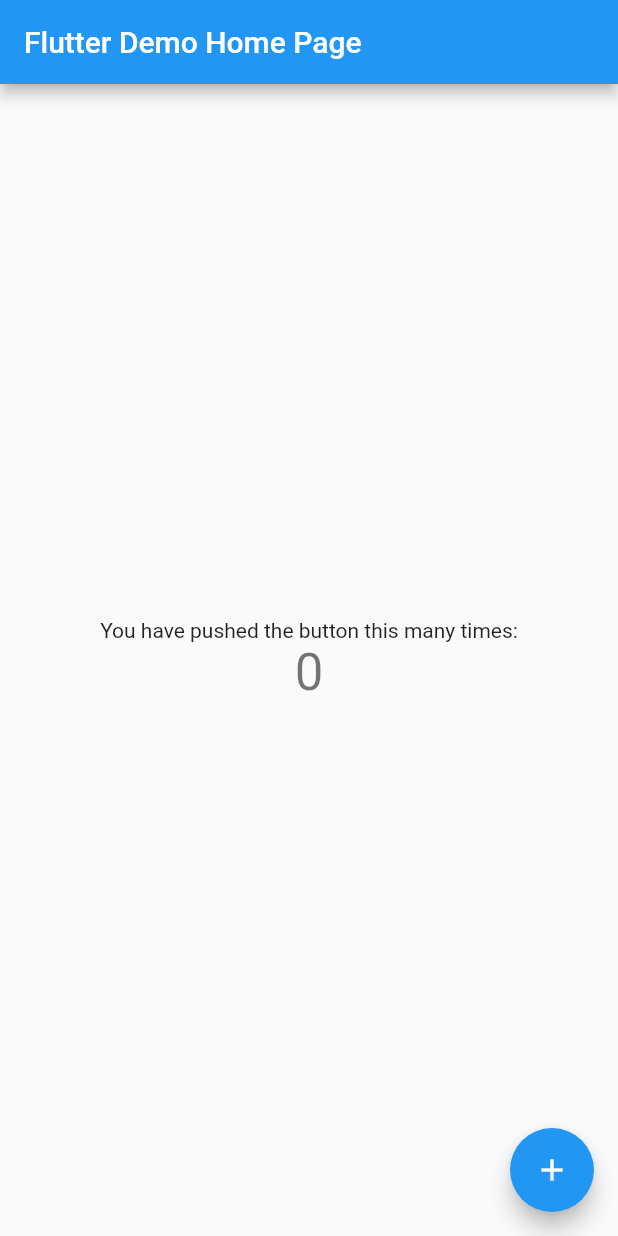
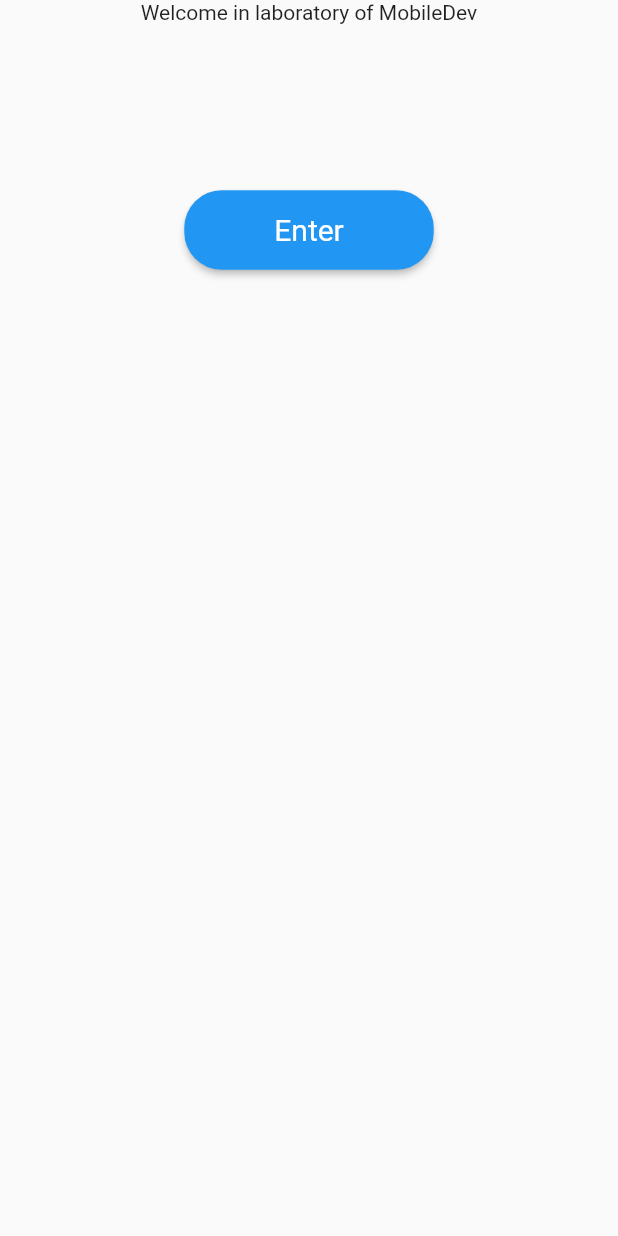
Before and after one commit to rosby/myLaboratoryOfMobileDev, a Flutter app: the screen it shows after launch, on a phone screen of 412 x 824 dp. Run offline on Flutter 3.47's test engine with Material 2 defaults, Android fonts, the light colour scheme and no system bars.

Commit message:
Локализация и homepage

```diff
--- /dev/null
+++ b/laboratory_of_mobdev/lib/const.dart
@@ -0,0 +1 @@
+class Const {}
--- /dev/null
+++ b/laboratory_of_mobdev/lib/localization/localization_all_items.dart
@@ -0,0 +1,16 @@
+import 'localization_item.dart';
+
+class AllItemsOfLocalization {
+  List<LocalizationItem> getAll() => <LocalizationItem>[_english, _russian];
+  LocalizationItem getRussian() => _russian;
+  LocalizationItem getEnglish() => _english;
+
+  final LocalizationItem _english = LocalizationItem(
+      language: 'en_US',
+      welcomeText: 'Welcome in laboratory of MobileDev',
+      enterButtonText: 'Enter');
+  final LocalizationItem _russian = LocalizationItem(
+      language: 'ru_RU',
+      welcomeText: 'Добро пожаловать в лабораторию\n мобильной разработки',
+      enterButtonText: 'Войти');
+}
--- /dev/null
+++ b/laboratory_of_mobdev/lib/localization/localization_configurator.dart
@@ -0,0 +1,25 @@
+import 'dart:io';
+
+import 'localization_all_items.dart';
+import 'localization_item.dart';
+
+abstract class LocalizationConfig {
+  static LocalizationItem _selectedLanguage =
+      AllItemsOfLocalization().getEnglish();
+  static final List<LocalizationItem> _languages =
+      AllItemsOfLocalization().getAll();
+
+  static LocalizationItem currentLang() => _selectedLanguage;
+  static List<LocalizationItem> allLang() => _languages;
+
+  static void setLanguageBySystemLocate() {
+    final String defaultLocale = Platform.localeName;
+
+    for (var lang in _languages) {
+      if (defaultLocale == lang.language) {
+        _selectedLanguage = lang;
+        break;
+      }
+    }
+  }
+}
--- /dev/null
+++ b/laboratory_of_mobdev/lib/localization/localization_item.dart
@@ -0,0 +1,11 @@
+class LocalizationItem {
+  LocalizationItem(
+      {this.enterButtonText = '', this.language = '', this.welcomeText = ''});
+
+  String language;
+  static String byName = 'by Daniil Polovina';
+
+  //welcome page
+  String enterButtonText;
+  String welcomeText;
+}
--- a/laboratory_of_mobdev/lib/main.dart
+++ b/laboratory_of_mobdev/lib/main.dart
@@ -1,7 +1,15 @@
 import 'package:flutter/material.dart';
+import 'package:laboratory_of_mobdev/localization/localization_configurator.dart';
+
+import 'pages/home_page.dart';
 
 void main() {
+  startUp();
   runApp(const MyApp());
+}
+
+void startUp() {
+  LocalizationConfig.setLanguageBySystemLocate();
 }
 
 class MyApp extends StatelessWidget {
@@ -11,105 +19,12 @@
   @override
   Widget build(BuildContext context) {
     return MaterialApp(
+      debugShowCheckedModeBanner: false,
       title: 'Flutter Demo',
       theme: ThemeData(
-        // This is the theme of your application.
-        //
-        // Try running your application with "flutter run". You'll see the
-        // application has a blue toolbar. Then, without quitting the app, try
-        // changing the primarySwatch below to Colors.green and then invoke
-        // "hot reload" (press "r" in the console where you ran "flutter run",
-        // or simply save your changes to "hot reload" in a Flutter IDE).
-        // Notice that the counter didn't reset back to zero; the application
-        // is not restarted.
         primarySwatch: Colors.blue,
       ),
-      home: const MyHomePage(title: 'Flutter Demo Home Page'),
+      home: MyHomePage(),
     );
   }
 }
-
-class MyHomePage extends StatefulWidget {
-  const MyHomePage({Key? key, required this.title}) : super(key: key);
-
-  // This widget is the home page of your application. It is stateful, meaning
-  // that it has a State object (defined below) that contains fields that affect
-  // how it looks.
-
-  // This class is the configuration for the state. It holds the values (in this
-  // case the title) provided by the parent (in this case the App widget) and
-  // used by the build method of the State. Fields in a Widget subclass are
-  // always marked "final".
-
-  final String title;
-
-  @override
-  State<MyHomePage> createState() => _MyHomePageState();
-}
-
-class _MyHomePageState extends State<MyHomePage> {
-  int _counter = 0;
-
-  void _incrementCounter() {
-    setState(() {
-      // This call to setState tells the Flutter framework that something has
-      // changed in this State, which causes it to rerun the build method below
-      // so that the display can reflect the updated values. If we changed
-      // _counter without calling setState(), then the build method would not be
-      // called again, and so nothing would appear to happen.
-      _counter++;
-    });
-  }
-
-  @override
-  Widget build(BuildContext context) {
-    // This method is rerun every time setState is called, for instance as done
-    // by the _incrementCounter method above.
-    //
-    // The Flutter framework has been optimized to make rerunning build methods
-    // fast, so that you can just rebuild anything that needs updating rather
-    // than having to individually change instances of widgets.
-    return Scaffold(
-      appBar: AppBar(
-        // Here we take the value from the MyHomePage object that was created by
-        // the App.build method, and use it to set our appbar title.
-        title: Text(widget.title),
-      ),
-      body: Center(
-        // Center is a layout widget. It takes a single child and positions it
-        // in the middle of the parent.
-        child: Column(
-          // Column is also a layout widget. It takes a list of children and
-          // arranges them vertically. By default, it sizes itself to fit its
-          // children horizontally, and tries to be as tall as its parent.
-          //
-          // Invoke "debug painting" (press "p" in the console, choose the
-          // "Toggle Debug Paint" action from the Flutter Inspector in Android
-          // Studio, or the "Toggle Debug Paint" command in Visual Studio Code)
-          // to see the wireframe for each widget.
-          //
-          // Column has various properties to control how it sizes itself and
-          // how it positions its children. Here we use mainAxisAlignment to
-          // center the children vertically; the main axis here is the vertical
-          // axis because Columns are vertical (the cross axis would be
-          // horizontal).
-          mainAxisAlignment: MainAxisAlignment.center,
-          children: <Widget>[
-            const Text(
-              'You have pushed the button this many times:',
-            ),
-            Text(
-              '$_counter',
-              style: Theme.of(context).textTheme.headline4,
-            ),
-          ],
-        ),
-      ),
-      floatingActionButton: FloatingActionButton(
-        onPressed: _incrementCounter,
-        tooltip: 'Increment',
-        child: const Icon(Icons.add),
-      ), // This trailing comma makes auto-formatting nicer for build methods.
-    );
-  }
-}
--- /dev/null
+++ b/laboratory_of_mobdev/lib/pages/home_page.dart
@@ -0,0 +1,49 @@
+import 'package:flutter/material.dart';
+
+import '../localization/localization_configurator.dart';
+
+class MyHomePage extends StatelessWidget {
+  MyHomePage({Key? key}) : super(key: key);
+
+  final localization = LocalizationConfig.currentLang();
+
+  final buttonStyle = ButtonStyle(
+    shape: MaterialStateProperty.all(
+      RoundedRectangleBorder(borderRadius: BorderRadius.circular(25)),
+    ),
+    textStyle: MaterialStateProperty.all(
+      const TextStyle(fontSize: 20),
+    ),
+    padding: MaterialStateProperty.all(
+      const EdgeInsets.symmetric(vertical: 15, horizontal: 60),
+    ),
+  );
+
+  @override
+  Widget build(BuildContext context) {
+    return Scaffold(
+      body: SafeArea(
+        child: Column(
+          children: [
+            Flexible(
+              child: Container(
+                child: Text(localization.welcomeText),
+              ),
+              flex: 4,
+            ),
+            Flexible(
+              flex: 2,
+              child: Center(
+                child: ElevatedButton(
+                  child: Text(localization.enterButtonText),
+                  style: buttonStyle,
+                  onPressed: () {},
+                ),
+              ),
+            ),
+          ],
+        ),
+      ),
+    );
+  }
+}
```
